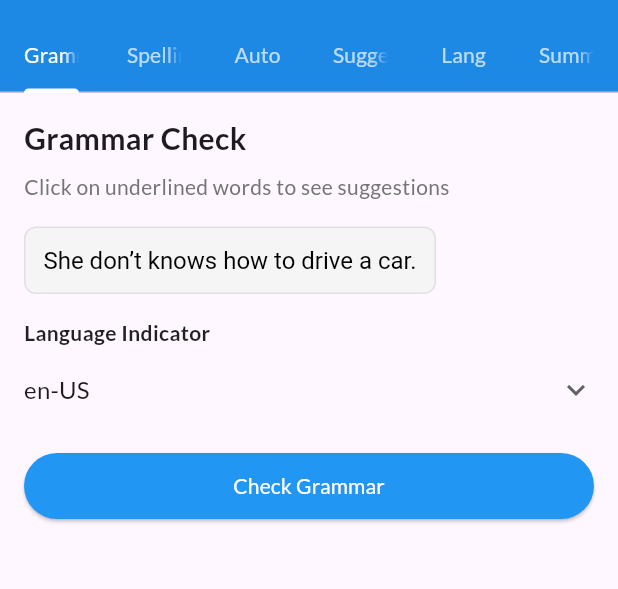
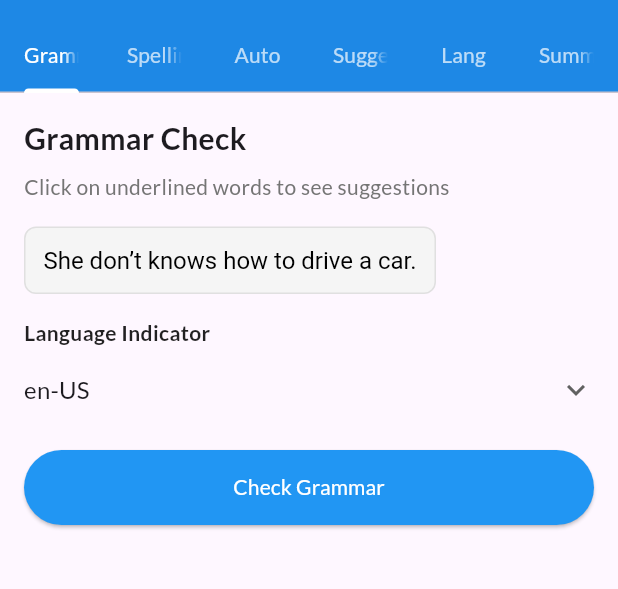
Before and after one commit to anjumArnab/Write-Right, a Flutter app: the screen it shows after launch, on a phone screen of 412 x 824 dp, the part 63-652 px from its top. Run offline on Flutter 3.47's test engine with Material 3 defaults, Android fonts, the phone set to English and light mode, and no system bars; our stand-ins replace google_fonts.

```diff
--- a/lib/widgets/check_button.dart
+++ b/lib/widgets/check_button.dart
@@ -24,6 +24,7 @@ class CheckButton extends StatelessWidget {
   Widget build(BuildContext context) {
     return SizedBox(
       width: double.infinity,
+      height: 50,
       child: ElevatedButton(
         onPressed: isLoading ? null : onPressed,
         style: ElevatedButton.styleFrom(
@@ -45,7 +46,7 @@ class CheckButton extends StatelessWidget {
                       ),
                     ),
                     const SizedBox(width: 8),
-                    Text(loadingLabel),
+                    Text(loadingLabel, style: TextStyle(fontSize: 15)),
                   ],
                 )
                 : Text(label),
```
